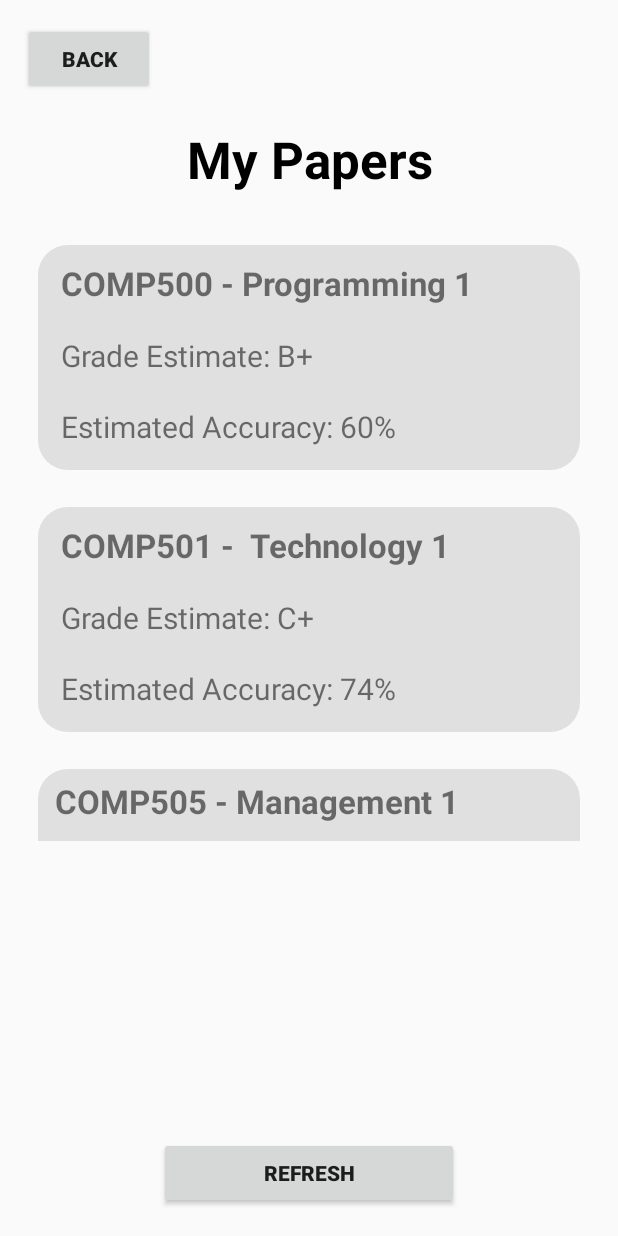
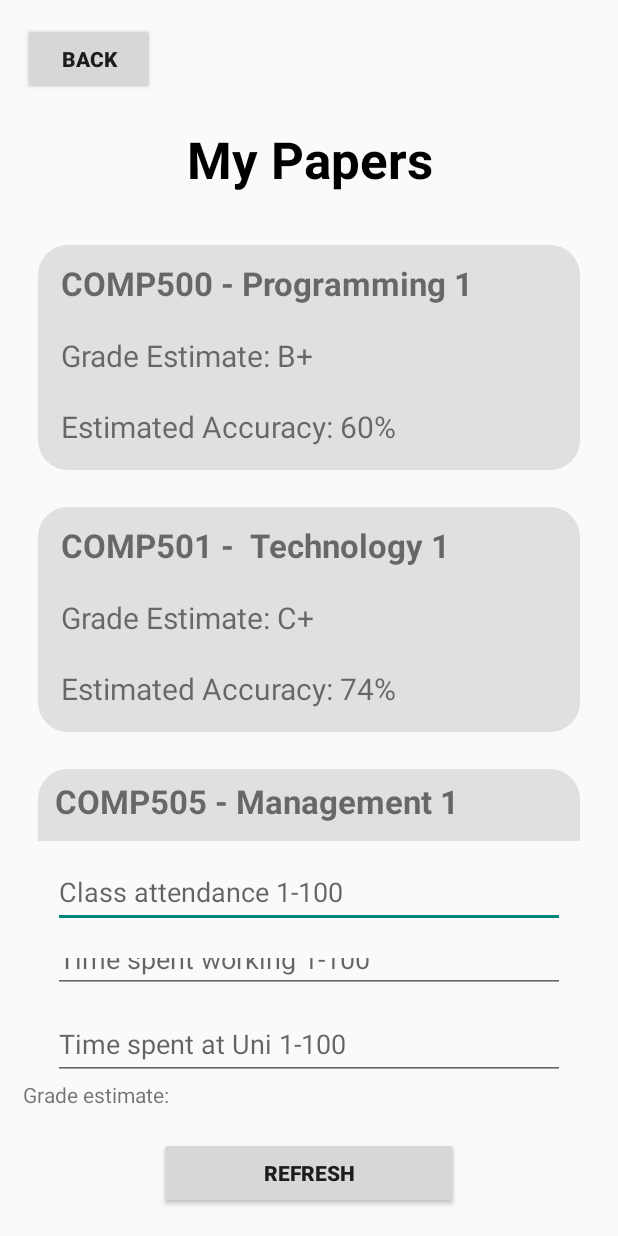
Before and after one commit to zwsaqx/MobileSystemsCOMP713, an Android app built with Jetpack Compose: the layout my_papers_activity.xml on its own in the app's theme, with its tools: preview values and no code run, on a phone screen of 412 x 824 dp. Run offline under Robolectric (Android 15) with nearby library versions, the phone set to English and light mode, and no system bars; network calls fail.

Commit message:
currently functional

```diff
--- a/app/src/main/java/com/example/gradeestimatorapplication/MainActivity.kt
+++ b/app/src/main/java/com/example/gradeestimatorapplication/MainActivity.kt
@@ -1,5 +1,6 @@
 package com.example.gradeestimatorapplication
 
+import android.content.Intent
 import android.os.Bundle
 import androidx.activity.ComponentActivity
 import androidx.activity.compose.setContent
@@ -8,6 +9,7 @@ import androidx.compose.material3.MaterialTheme
 import androidx.compose.material3.Surface
 import androidx.compose.ui.Modifier
 import android.view.View
+import android.widget.Button
 import android.widget.EditText
 import android.widget.TextView
 import android.widget.Toast
@@ -32,15 +34,35 @@ class MainActivity : ComponentActivity() {
         gradeViewModel = ViewModelProvider(this).get(GradeViewModel::class.java)
 
 
-
         gradePredictor = GradePredictor(this)
         val location = 80f
         val workingTime = 70f
         val attendance = 90f
 
-
         val predictedGrade = gradePredictor.predict(location, workingTime, attendance)
         Toast.makeText(applicationContext,  "Estimated Grade: $predictedGrade", Toast.LENGTH_SHORT).show()
+
+//        attendanceEditText = findViewById<EditText>(R.id.editTextnumber)
+//        workingTimeEditText = findViewById<EditText>(R.id.editTextnumber2)
+//        locationEditText = findViewById<EditText>(R.id.editTextnumber3)
+//        val buttonNext: Button = findViewById<Button>(R.id.buttonNext)
+//
+//        buttonNext.setOnClickListener {
+//            // Get the input values
+//            val attendance = attendanceEditText.text.toString().toFloatOrNull() ?: 0f
+//            val workingTime = workingTimeEditText.text.toString().toFloatOrNull() ?: 0f
+//            val location = locationEditText.text.toString().toFloatOrNull() ?: 0f
+//
+//            // Create an Intent to start the next activity
+//            val intent = Intent(this, GradePredictionActivity::class.java)
+//            // Put the values into the Intent
+//            intent.putExtra("attendance", attendance)
+//            intent.putExtra("workingTime", workingTime)
+//            intent.putExtra("location", location)
+//
+//            // Start the new activity
+//            startActivity(intent)
+//        }
 
         setContent {
             GradeEstimatorApplicationTheme {
@@ -85,7 +107,24 @@ class MainActivity : ComponentActivity() {
     fun languageButtonClick(view: View) { setContentView(R.layout.language_activity) }
 
     fun refreshButtonClick(view: View) {
-        val updateMessage = "Refreshed Papers!"
+        val updateMessage = "Grade predicted!"
+//        attendanceEditText = findViewById(R.id.editTextnumber)
+//        workingTimeEditText = findViewById(R.id.editTextnumber2)
+//        locationEditText = findViewById(R.id.editTextnumber3)
+//        textViewGrade = findViewById(R.id.textView10)
+//        val buttonPredict: Button = findViewById(R.id.buttonPredict)
+//
+//
+//        val attendance = R.id.editTextnumber.text.toString().toFloatOrNull() ?: 0f
+//        val workingTime = workingTimeEditText.text.toString().toFloatOrNull() ?: 0f
+//        val location = locationEditText.text.toString().toFloatOrNull() ?: 0f
+//
+//        // Predict the grade using the model
+//        val predictedGrade = gradePredictor.predict(location, workingTime, attendance)
+//
+//        // Update the TextView with the predicted grade
+//        textViewGrade.text = "Grade: $predictedGrade"
+
         Toast.makeText(applicationContext, updateMessage, Toast.LENGTH_SHORT).show()
         setContentView(R.layout.my_papers_activity)
     }
--- a/app/src/main/res/layout/my_papers_activity.xml
+++ b/app/src/main/res/layout/my_papers_activity.xml
@@ -71,7 +71,7 @@
                         android:layout_width="match_parent"
                         android:layout_height="wrap_content"
                         android:layout_margin="10dp"
-                    android:text="Grade Estimate: B+"
+                        android:text="Grade Estimate: B+ "
                         android:textSize="20sp" />
 
                     <TextView
@@ -152,6 +152,54 @@
                 </LinearLayout>
             </LinearLayout>
         </androidx.core.widget.NestedScrollView>
+
+        <EditText
+            android:id="@+id/editTextnumber"
+            android:layout_width="match_parent"
+            android:layout_height="wrap_content"
+            android:layout_marginTop="10dp"
+            android:ems="10"
+            android:hint="Class attendance 1-100"
+            android:inputType="number"
+            android:minHeight="48dp"
+            android:radius="12dp"
+            android:layout_marginLeft="20dp"
+            android:layout_marginRight="20dp"
+            />
+
+        <EditText
+            android:id="@+id/editTextnumber2"
+            android:layout_width="match_parent"
+            android:layout_height="33dp"
+            android:layout_marginLeft="20dp"
+            android:layout_marginTop="10dp"
+            android:layout_marginRight="20dp"
+            android:ems="10"
+            android:hint="Time spent working 1-100"
+            android:inputType="number"
+            android:minHeight="48dp"
+            android:radius="12dp" />
+
+        <EditText
+            android:id="@+id/editTextnumber3"
+            android:layout_width="match_parent"
+            android:layout_height="wrap_content"
+            android:layout_marginLeft="20dp"
+            android:layout_marginTop="10dp"
+            android:layout_marginRight="20dp"
+            android:ems="10"
+            android:hint="Time spent at Uni 1-100"
+            android:inputType="text"
+            android:minHeight="48dp"
+            android:radius="12dp" />
+
+        <TextView
+            android:id="@+id/textView10"
+            android:layout_width="match_parent"
+            android:layout_height="wrap_content"
+            android:text="Grade estimate: " />
+
+
     </LinearLayout>
 
     <LinearLayout
--- a/app/src/main/res/layout/register_activity.xml
+++ b/app/src/main/res/layout/register_activity.xml
@@ -59,7 +59,7 @@
         android:layout_height="wrap_content"
         android:layout_marginTop="20dp"
         android:ems="10"
-        android:hint="*********"
+        android:hint="password"
         android:inputType="textPassword"
         android:minHeight="48dp"
         android:radius="12dp"
```
Lines whose indentation alone changed are shown as unchanged.
